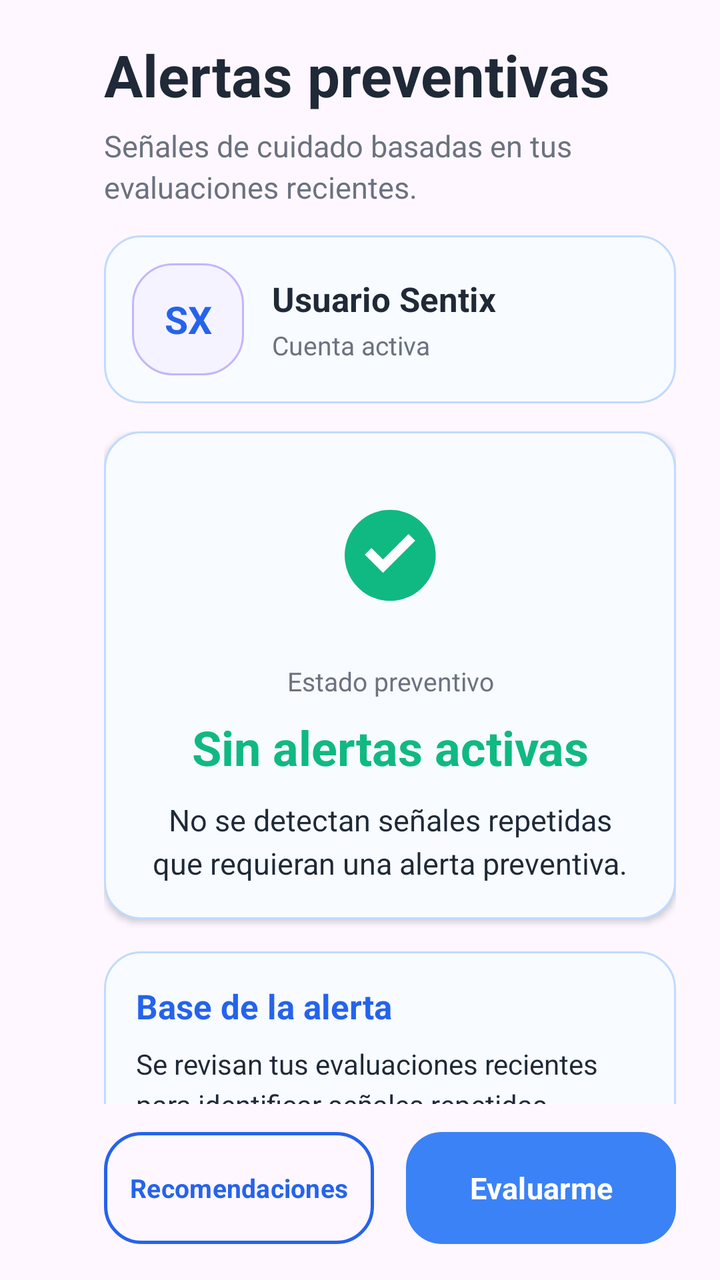
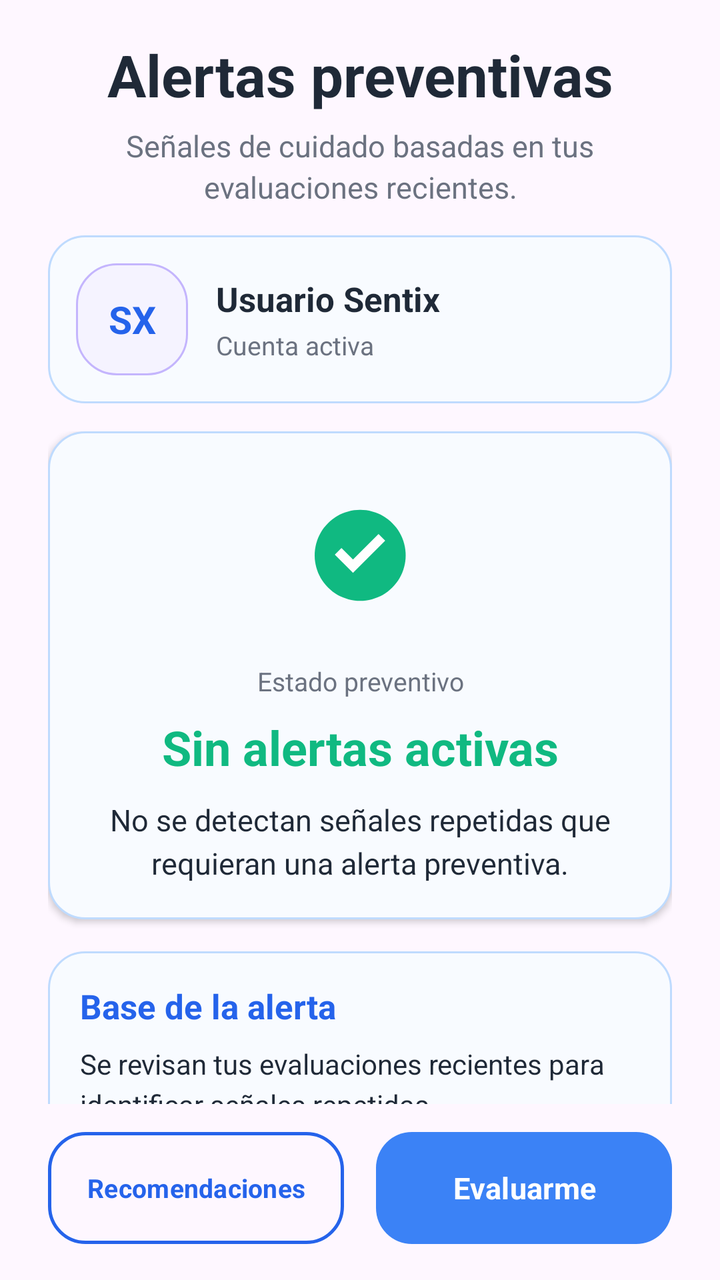

Two renders of the same Android screen: before a commit and after it. Below are the layout's source before the change and the commit's diff.
<!-- AndroidManifest.xml: application theme Theme.Login_Guevara -->
<!-- res/layout/activity_alertas_preventivas.xml -->
<?xml version="1.0" encoding="utf-8"?>
<LinearLayout xmlns:android="http://schemas.android.com/apk/res/android"
    xmlns:app="http://schemas.android.com/apk/res-auto"
    android:id="@+id/rootAlertasPreventivas"
    android:layout_width="match_parent"
    android:layout_height="match_parent"
    android:orientation="vertical"
    android:paddingStart="52dp"
    android:paddingTop="18dp"
    android:paddingEnd="22dp"
    android:paddingBottom="18dp">

    
    <TextView
        android:id="@+id/txtTituloAlertas"
        android:layout_width="match_parent"
        android:layout_height="wrap_content"
        android:text="Alertas preventivas"
        android:textColor="@color/text_dark"
        android:textSize="29sp"
        android:textStyle="bold" />

    <TextView
        android:id="@+id/txtSubtituloAlertas"
        android:layout_width="match_parent"
        android:layout_height="wrap_content"
        android:layout_marginTop="6dp"
        android:lineSpacingExtra="3dp"
        android:text="Señales de cuidado basadas en tus evaluaciones recientes."
        android:textColor="@color/text_soft"
        android:textSize="15sp" />

    <LinearLayout
        android:id="@+id/cardUsuarioAlertas"
        android:layout_width="match_parent"
        android:layout_height="wrap_content"
        android:layout_marginTop="14dp"
        android:background="@drawable/bg_notification_info_card"
        android:gravity="center_vertical"
        android:orientation="horizontal"
        android:padding="14dp">

        <FrameLayout
            android:layout_width="56dp"
            android:layout_height="56dp">

            <ImageView
                android:id="@+id/imgFotoUsuarioAlertas"
                android:layout_width="56dp"
                android:layout_height="56dp"
                android:contentDescription="Foto de usuario"
                android:scaleType="centerCrop"
                android:visibility="gone" />

            <TextView
                android:id="@+id/txtInicialesUsuarioAlertas"
                android:layout_width="56dp"
                android:layout_height="56dp"
                android:background="@drawable/bg_success_chip"
                android:gravity="center"
                android:text="SX"
                android:textColor="@color/sentix_blue"
                android:textSize="19sp"
                android:textStyle="bold" />
        </FrameLayout>

        <LinearLayout
            android:layout_width="0dp"
            android:layout_height="wrap_content"
            android:layout_marginStart="14dp"
            android:layout_weight="1"
            android:orientation="vertical">

            <TextView
                android:id="@+id/txtNombreUsuarioAlertas"
                android:layout_width="match_parent"
                android:layout_height="wrap_content"
                android:text="Usuario Sentix"
                android:textColor="@color/text_dark"
                android:textSize="17sp"
                android:textStyle="bold" />

            <TextView
                android:id="@+id/txtCorreoUsuarioAlertas"
                android:layout_width="match_parent"
                android:layout_height="wrap_content"
                android:layout_marginTop="3dp"
                android:text="Cuenta activa"
                android:textColor="@color/text_soft"
                android:textSize="13sp" />
        </LinearLayout>

    </LinearLayout>

    <androidx.core.widget.NestedScrollView
        android:id="@+id/scrollContenidoAlertas"
        android:layout_width="match_parent"
        android:layout_height="0dp"
        android:layout_marginTop="14dp"
        android:layout_weight="1"
        android:fillViewport="true"
        android:overScrollMode="never"
        android:scrollbars="none">

        <LinearLayout
            android:id="@+id/contenedorContenidoAlertas"
            android:layout_width="match_parent"
            android:layout_height="wrap_content"
            android:orientation="vertical">

            <LinearLayout
                android:id="@+id/cardAlertaPrincipal"
                android:layout_width="match_parent"
                android:layout_height="wrap_content"
                android:background="@drawable/bg_notification_info_card"
                android:elevation="2dp"
                android:orientation="vertical"
                android:padding="18dp">

                <ImageView
                    android:id="@+id/imgIconoAlertaPrincipal"
                    android:layout_width="88dp"
                    android:layout_height="88dp"
                    android:layout_gravity="center_horizontal"
                    android:contentDescription="Icono de alerta preventiva"
                    android:padding="16dp"
                    android:scaleType="fitCenter"
                    android:src="@drawable/ic_alerta_estable" />

                <TextView
                    android:id="@+id/txtEtiquetaAlerta"
                    android:layout_width="match_parent"
                    android:layout_height="wrap_content"
                    android:layout_marginTop="10dp"
                    android:gravity="center"
                    android:text="Estado preventivo"
                    android:textColor="@color/text_soft"
                    android:textSize="13sp" />

                <TextView
                    android:id="@+id/txtTituloAlertaPrincipal"
                    android:layout_width="match_parent"
                    android:layout_height="wrap_content"
                    android:layout_marginTop="8dp"
                    android:gravity="center"
                    android:text="Sin alertas activas"
                    android:textColor="@color/sentix_green"
                    android:textSize="24sp"
                    android:textStyle="bold" />

                <TextView
                    android:id="@+id/txtMensajeAlertaPrincipal"
                    android:layout_width="match_parent"
                    android:layout_height="wrap_content"
                    android:layout_marginTop="10dp"
                    android:gravity="center"
                    android:lineSpacingExtra="4dp"
                    android:text="No se detectan señales repetidas que requieran una alerta preventiva."
                    android:textColor="@color/text_dark"
                    android:textSize="15sp" />

            </LinearLayout>

            <LinearLayout
                android:id="@+id/cardBaseAlerta"
                android:layout_width="match_parent"
                android:layout_height="wrap_content"
                android:layout_marginTop="16dp"
                android:background="@drawable/bg_success_notice"
                android:orientation="vertical"
                android:padding="16dp">

                <TextView
                    android:id="@+id/txtTituloBaseAlerta"
                    android:layout_width="match_parent"
                    android:layout_height="wrap_content"
                    android:text="Base de la alerta"
                    android:textColor="@color/sentix_blue"
                    android:textSize="17sp"
                    android:textStyle="bold" />

                <TextView
                    android:id="@+id/txtBaseAlerta"
                    android:layout_width="match_parent"
                    android:layout_height="wrap_content"
                    android:layout_marginTop="8dp"
                    android:lineSpacingExtra="4dp"
                    android:text="Se revisan tus evaluaciones recientes para identificar señales repetidas."
                    android:textAlignment="viewStart"
                    android:textColor="@color/text_dark"
                    android:textSize="14sp" />

            </LinearLayout>

            <TextView
                android:id="@+id/txtTituloSenales"
                android:layout_width="match_parent"
                android:layout_height="wrap_content"
                android:layout_marginTop="18dp"
                android:text="Señales revisadas"
                android:textColor="@color/text_dark"
                android:textSize="19sp"
                android:textStyle="bold" />

            <LinearLayout
                android:id="@+id/contenedorSenales"
                android:layout_width="match_parent"
                android:layout_height="wrap_content"
                android:layout_marginTop="12dp"
                android:orientation="vertical" />

            <LinearLayout
                android:id="@+id/cardAccionSugerida"
                android:layout_width="match_parent"
                android:layout_height="wrap_content"
                android:layout_marginTop="16dp"
                android:background="@drawable/bg_success_feature_card"
                android:elevation="2dp"
                android:orientation="vertical"
                android:padding="18dp">

                <TextView
                    android:id="@+id/txtTituloAccionSugerida"
                    android:layout_width="match_parent"
                    android:layout_height="wrap_content"
                    android:text="Acción sugerida"
                    android:textColor="@color/sentix_purple"
                    android:textSize="19sp"
                    android:textStyle="bold" />

                <TextView
                    android:id="@+id/txtAccionSugerida"
                    android:layout_width="match_parent"
                    android:layout_height="wrap_content"
                    android:layout_marginTop="10dp"
                    android:justificationMode="inter_word"
                    android:lineSpacingExtra="4dp"
                    android:text="Continúa observando tu bienestar y realiza nuevas evaluaciones si notas cambios."
                    android:textAlignment="viewStart"
                    android:textColor="@color/text_dark"
                    android:textSize="14sp" />

            </LinearLayout>

        </LinearLayout>

    </androidx.core.widget.NestedScrollView>

    <LinearLayout
        android:layout_width="match_parent"
        android:layout_height="wrap_content"
        android:layout_marginTop="14dp"
        android:gravity="center_vertical"
        android:orientation="horizontal">

        <Button
            android:id="@+id/btnVerRecomendaciones"
            android:layout_width="0dp"
            android:layout_height="56dp"
            android:layout_marginEnd="8dp"
            android:layout_weight="1"
            android:background="@drawable/bg_button_outline_sentix"
            android:backgroundTint="@null"
            android:gravity="center"
            android:paddingStart="12dp"
            android:paddingEnd="12dp"
            android:text="Recomendaciones"
            android:textAllCaps="false"
            android:textColor="@color/sentix_blue"
            android:textSize="13sp"
            android:textStyle="bold"
            app:backgroundTint="@null" />

        <Button
            android:id="@+id/btnNuevaEvaluacion"
            android:layout_width="0dp"
            android:layout_height="56dp"
            android:layout_marginStart="8dp"
            android:layout_weight="1"
            android:background="@drawable/bg_button"
            android:backgroundTint="@null"
            android:gravity="center"
            android:paddingStart="12dp"
            android:paddingEnd="12dp"
            android:text="Evaluarme"
            android:textAllCaps="false"
            android:textColor="@color/white"
            android:textSize="15sp"
            android:textStyle="bold"
            app:backgroundTint="@null" />

    </LinearLayout>

</LinearLayout>
<!-- resources referenced by this layout -->
<resources>
  <color name="sentix_blue">#2563EB</color>
  <color name="sentix_green">#10B981</color>
  <color name="sentix_purple">#7C3AED</color>
  <color name="text_dark">#1F2937</color>
  <color name="text_soft">#6B7280</color>
  <color name="white">#FFFFFFFF</color>
  <!-- drawable bg_button (drawable) -->
  <selector xmlns:android="http://schemas.android.com/apk/res/android">
  
      
      <item android:state_pressed="true">
          <shape>
              <corners android:radius="18dp"/>
              <solid android:color="#1E40AF"/>
          </shape>
      </item>
  
      
      <item>
          <shape>
              <corners android:radius="18dp"/>
              <solid android:color="#3B82F6"/>
          </shape>
      </item>
  
  </selector>
  <!-- drawable bg_button_outline_sentix (drawable) -->
  <shape xmlns:android="http://schemas.android.com/apk/res/android">
      <solid android:color="@android:color/transparent" />
      <stroke
          android:width="1.5dp"
          android:color="@color/sentix_blue" />
      <corners android:radius="18dp" />
  </shape>
  <!-- drawable bg_notification_info_card (drawable) -->
  <shape xmlns:android="http://schemas.android.com/apk/res/android">
      <solid android:color="#F8FBFF" />
      <stroke
          android:width="1dp"
          android:color="#BFDBFE" />
      <corners android:radius="18dp" />
  </shape>
  <!-- drawable bg_success_chip (drawable) -->
  <shape xmlns:android="http://schemas.android.com/apk/res/android">
      <solid android:color="#F5F3FF" />
  
      <stroke
          android:width="1dp"
          android:color="#C4B5FD" />
  
      <corners android:radius="20dp" />
  </shape>
  <!-- drawable bg_success_feature_card (drawable) -->
  <shape xmlns:android="http://schemas.android.com/apk/res/android">
      <solid android:color="@color/white" />
  
      <stroke
          android:width="1dp"
          android:color="#E5E7EB" />
  
      <corners android:radius="18dp" />
  </shape>
  <!-- drawable bg_success_notice (drawable) -->
  <shape xmlns:android="http://schemas.android.com/apk/res/android">
      <solid android:color="#F8FBFF" />
  
      <stroke
          android:width="1dp"
          android:color="#BFDBFE" />
  
      <corners android:radius="18dp" />
  </shape>
  <!-- drawable ic_alerta_estable (drawable) -->
  <vector xmlns:android="http://schemas.android.com/apk/res/android"
      android:width="32dp"
      android:height="32dp"
      android:viewportWidth="32"
      android:viewportHeight="32">
  
      <path
          android:fillColor="#10B981"
          android:pathData="M16,3a13,13 0,1 0,0.1 0z" />
  
      <path
          android:fillColor="#FFFFFF"
          android:pathData="M14,21L8.8,15.8L10.7,13.9L14,17.2L21.3,9.9L23.2,11.8z" />
  </vector>
  <style name="Theme.Login_Guevara" parent="Base.Theme.Login_Guevara" />
  <color name="bg_light">#F8FAFC</color>
  <style name="NoActivityAnimation">
          <item name="android:activityOpenEnterAnimation">@null</item>
          <item name="android:activityOpenExitAnimation">@null</item>
          <item name="android:activityCloseEnterAnimation">@null</item>
          <item name="android:activityCloseExitAnimation">@null</item>
          <item name="android:taskOpenEnterAnimation">@null</item>
          <item name="android:taskOpenExitAnimation">@null</item>
          <item name="android:taskCloseEnterAnimation">@null</item>
          <item name="android:taskCloseExitAnimation">@null</item>
      </style>
  <!-- unchanged entries left out for length: 1 -->
</resources>

<!-- the commit's change to res/layout/activity_alertas_preventivas.xml (unified diff, before → after) -->
@@ -5,9 +5,9 @@
     android:layout_width="match_parent"
     android:layout_height="match_parent"
     android:orientation="vertical"
-    android:paddingStart="52dp"
+    android:paddingStart="24dp"
     android:paddingTop="18dp"
-    android:paddingEnd="22dp"
+    android:paddingEnd="24dp"
     android:paddingBottom="18dp">
 
     
@@ -15,6 +15,7 @@
         android:id="@+id/txtTituloAlertas"
         android:layout_width="match_parent"
         android:layout_height="wrap_content"
+        android:gravity="center"
         android:text="Alertas preventivas"
         android:textColor="@color/text_dark"
         android:textSize="29sp"
@@ -26,6 +27,7 @@
         android:layout_height="wrap_content"
         android:layout_marginTop="6dp"
         android:lineSpacingExtra="3dp"
+        android:gravity="center"
         android:text="Señales de cuidado basadas en tus evaluaciones recientes."
         android:textColor="@color/text_soft"
         android:textSize="15sp" />
